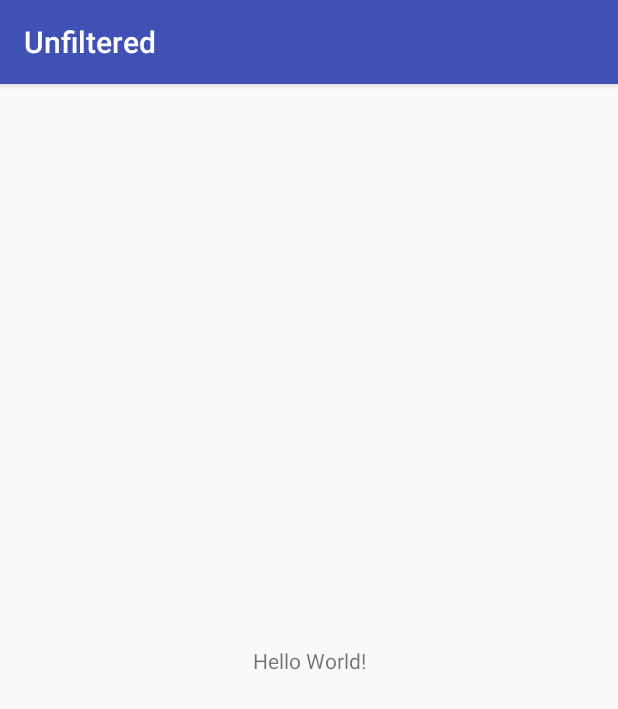
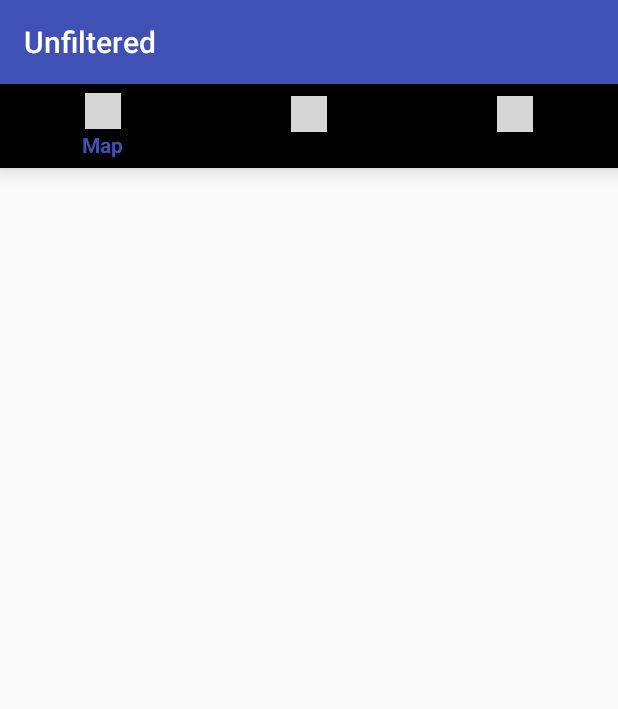
Before and after one commit to thatBrian/Unfiltered, an Android app: the screen it shows after launch (MainActivity), on a phone screen of 412 x 824 dp. Shown: the top 709 px of the screen. Run offline under Robolectric (Android 15) with nearby library versions, the phone set to English and light mode, and no system bars; grey boxes are pictures that could not be loaded.

Commit message:
Adding bottom navigation

```diff
--- a/app/build.gradle
+++ b/app/build.gradle
@@ -19,6 +19,7 @@ android {
 }
 
 dependencies {
+    compile 'com.android.support:design:26.1.0'
     implementation fileTree(dir: 'libs', include: ['*.jar'])
     implementation 'com.android.support:appcompat-v7:26.1.0'
     implementation 'com.android.support.constraint:constraint-layout:1.0.2'
--- a/app/src/main/res/layout/activity_main.xml
+++ b/app/src/main/res/layout/activity_main.xml
@@ -1,18 +1,17 @@
 <?xml version="1.0" encoding="utf-8"?>
 <android.support.constraint.ConstraintLayout xmlns:android="http://schemas.android.com/apk/res/android"
     xmlns:app="http://schemas.android.com/apk/res-auto"
+    xmlns:design="http://schemas.android.com/apk/res-auto"
     xmlns:tools="http://schemas.android.com/tools"
     android:layout_width="match_parent"
     android:layout_height="match_parent"
     tools:context="cheerfulbutter.unfiltered.MainActivity">
 
-    <TextView
-        android:layout_width="wrap_content"
+    <android.support.design.widget.BottomNavigationView
+        android:id="@+id/navigation"
+        android:layout_width="match_parent"
         android:layout_height="wrap_content"
-        android:text="Hello World!"
-        app:layout_constraintBottom_toBottomOf="parent"
-        app:layout_constraintLeft_toLeftOf="parent"
-        app:layout_constraintRight_toRightOf="parent"
-        app:layout_constraintTop_toTopOf="parent" />
+        android:layout_gravity="start"
+        design:menu="@menu/bottom_navigation" />
 
 </android.support.constraint.ConstraintLayout>
--- /dev/null
+++ b/app/src/main/res/menu/bottom_navigation.xml
@@ -0,0 +1,18 @@
+<?xml version="1.0" encoding="utf-8"?>
+<menu xmlns:android="http://schemas.android.com/apk/res/android">
+    <item
+        android:id="@+id/menu_home"
+        android:title="@string/map"
+        android:icon="@drawable/ic_home_black"
+        />
+    <item
+        android:id="@+id/menu_search"
+        android:title="@string/current"
+        android:icon="@drawable/ic_search_black"
+        />
+
+    <item
+        android:id="@+id/menu_notifications"
+        android:title="@string/learnMore"
+        android:icon="@drawable/ic_notifications_black" />
+</menu>
--- a/app/src/main/res/values/strings.xml
+++ b/app/src/main/res/values/strings.xml
@@ -1,3 +1,6 @@
 <resources>
     <string name="app_name">Unfiltered</string>
+    <string name="map">Map</string>
+    <string name="current">Current Location</string>
+    <string name="learnMore">Learn More</string>
 </resources>
```
